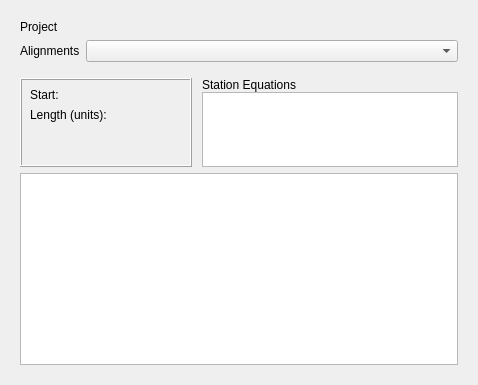
joelgraff/freecad-transportation-wb, file transportationwb/Project/Tasks/alignment/import_alignment_task_xml_subpanel.ui: the form before one commit.
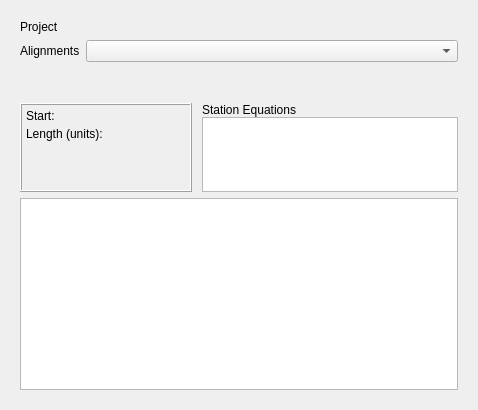
The form after the commit.

Commit message: fixed xml import preview in task panel

What changed in the file:
```diff
--- a/transportationwb/Project/Tasks/alignment/import_alignment_task_xml_subpanel.ui
+++ b/transportationwb/Project/Tasks/alignment/import_alignment_task_xml_subpanel.ui
@@ -7,7 +7,7 @@
     <x>0</x>
     <y>0</y>
     <width>478</width>
-    <height>385</height>
+    <height>410</height>
    </rect>
   </property>
   <property name="sizePolicy">
@@ -138,10 +138,10 @@
             <widget class="QWidget" name="layoutWidget">
              <property name="geometry">
               <rect>
-               <x>10</x>
-               <y>10</y>
-               <width>144</width>
-               <height>34</height>
+               <x>0</x>
+               <y>0</y>
+               <width>171</width>
+               <height>101</height>
               </rect>
              </property>
              <layout class="QFormLayout" name="formLayout_2">
@@ -149,6 +149,12 @@
                <number>4</number>
               </property>
               <property name="verticalSpacing">
+               <number>4</number>
+              </property>
+              <property name="leftMargin">
+               <number>6</number>
+              </property>
+              <property name="topMargin">
                <number>6</number>
               </property>
               <item row="0" column="0">
@@ -164,23 +170,10 @@
                 </property>
                </widget>
               </item>
-              <item row="0" column="1">
-               <widget class="QLabel" name="startStationValueLabel">
+              <item row="2" column="0">
+               <widget class="QLabel" name="lengthTitleLabel">
                 <property name="sizePolicy">
-                 <sizepolicy hsizetype="Preferred" vsizetype="Maximum">
-                  <horstretch>0</horstretch>
-                  <verstretch>0</verstretch>
-                 </sizepolicy>
-                </property>
-                <property name="text">
-                 <string/>
-                </property>
-               </widget>
-              </item>
-              <item row="1" column="0">
-               <widget class="QLabel" name="label_4">
-                <property name="sizePolicy">
-                 <sizepolicy hsizetype="Preferred" vsizetype="Maximum">
+                 <sizepolicy hsizetype="Maximum" vsizetype="Maximum">
                   <horstretch>0</horstretch>
                   <verstretch>0</verstretch>
                  </sizepolicy>
@@ -190,7 +183,7 @@
                 </property>
                </widget>
               </item>
-              <item row="1" column="1">
+              <item row="2" column="1">
                <widget class="QLabel" name="lengthValueLabel">
                 <property name="sizePolicy">
                  <sizepolicy hsizetype="Preferred" vsizetype="Maximum">
```
Left out of the diff: 13 changed lines with no effect on the pictures. The commit also changes 5 other files.
